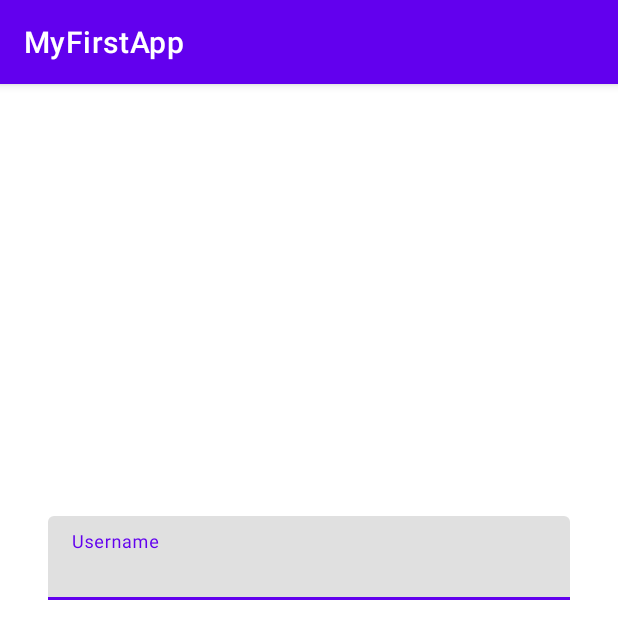
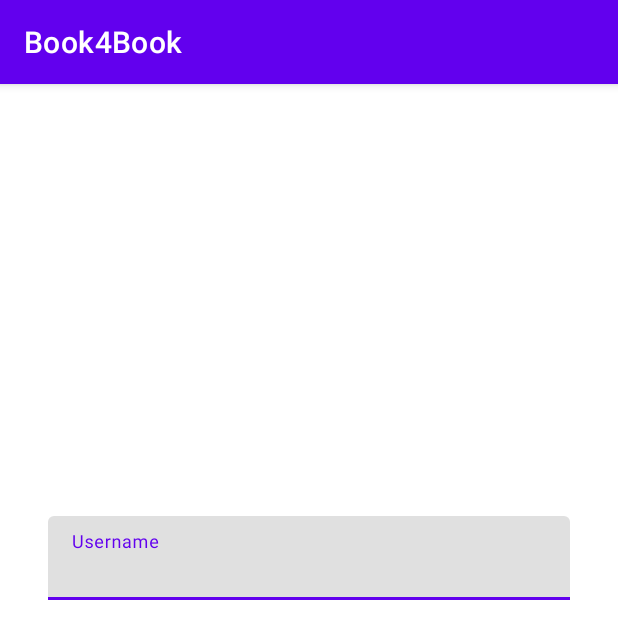
Before and after one commit to TheNuc1ear/Book4Book, an Android app: the screen it shows after launch (LoginActivity), on a phone screen of 412 x 824 dp, the top half of it. Run offline under Robolectric (Android 15) with nearby library versions, the phone set to English and light mode, and no system bars.

Commit message:
Edited login page and name of app

```diff
--- a/app/src/main/java/com/example/myfirstapp/LoginActivity.java
+++ b/app/src/main/java/com/example/myfirstapp/LoginActivity.java
@@ -1,13 +1,47 @@
 package com.example.myfirstapp;
 
 import android.os.Bundle;
+import android.text.Editable;
+import android.text.TextWatcher;
+import android.view.View;
+import android.widget.Button;
+
 import androidx.annotation.Nullable;
 import androidx.appcompat.app.AppCompatActivity;
 
+import com.google.android.material.textfield.TextInputLayout;
+
 public class LoginActivity extends AppCompatActivity {
+
+    private TextInputLayout textUsernameLayout;
+    private TextInputLayout textPasswordInput;
+    private Button loginButton;
+
     @Override
     protected void onCreate(@Nullable Bundle savedInstanceState) {
         super.onCreate(savedInstanceState);
         setContentView(R.layout.activity_login);
+
+        textUsernameLayout = findViewById(R.id.textUsernameLayout);
+        textPasswordInput = findViewById(R.id.textPasswordInput);
+        loginButton = findViewById(R.id.loginButton);
+        loginButton.setOnClickListener(new View.OnClickListener() {
+            @Override
+            public void onClick(View v) {
+                LoginActivity.this.onLoginClicked();
+            }
+        });
     }
+
+    private void onLoginClicked() {
+        String username = textUsernameLayout.getEditText().getText().toString();
+        String password = textPasswordInput.getEditText().getText().toString();
+        if (username.isEmpty()) {
+            textUsernameLayout.setError("Username must not be empty");
+        } else if (password.isEmpty()) {
+            textPasswordInput.setError("Password must not be empty");
+            // Textwatcher can be used to get rid of error message when user fills it up again
+        }
+    }
+
 }
--- a/app/src/main/res/layout/activity_login.xml
+++ b/app/src/main/res/layout/activity_login.xml
@@ -1,14 +1,18 @@
 <?xml version="1.0" encoding="utf-8"?>
+
+
+<!--Using Scrollview so that keyboard wont block text boxes and login button-->
 <ScrollView
     xmlns:android="http://schemas.android.com/apk/res/android"
     xmlns:app="http://schemas.android.com/apk/res-auto"
     android:layout_width="match_parent"
     android:layout_height="match_parent"
-    android:fillViewport="true">
+    android:fillViewport="true"> <!--Used with Scrollview-->
 
     <androidx.constraintlayout.widget.ConstraintLayout
         android:layout_width="match_parent"
         android:layout_height="wrap_content">
+        <!--Scrollview can only have 1 direct child-->
 
         <com.google.android.material.textfield.TextInputLayout
             android:id="@+id/textUsernameLayout"
--- a/app/src/main/res/values/strings.xml
+++ b/app/src/main/res/values/strings.xml
@@ -1,3 +1,3 @@
 <resources>
-    <string name="app_name">MyFirstApp</string>
+    <string name="app_name">Book4Book</string>
 </resources>
```
Lines whose indentation alone changed are shown as unchanged.
